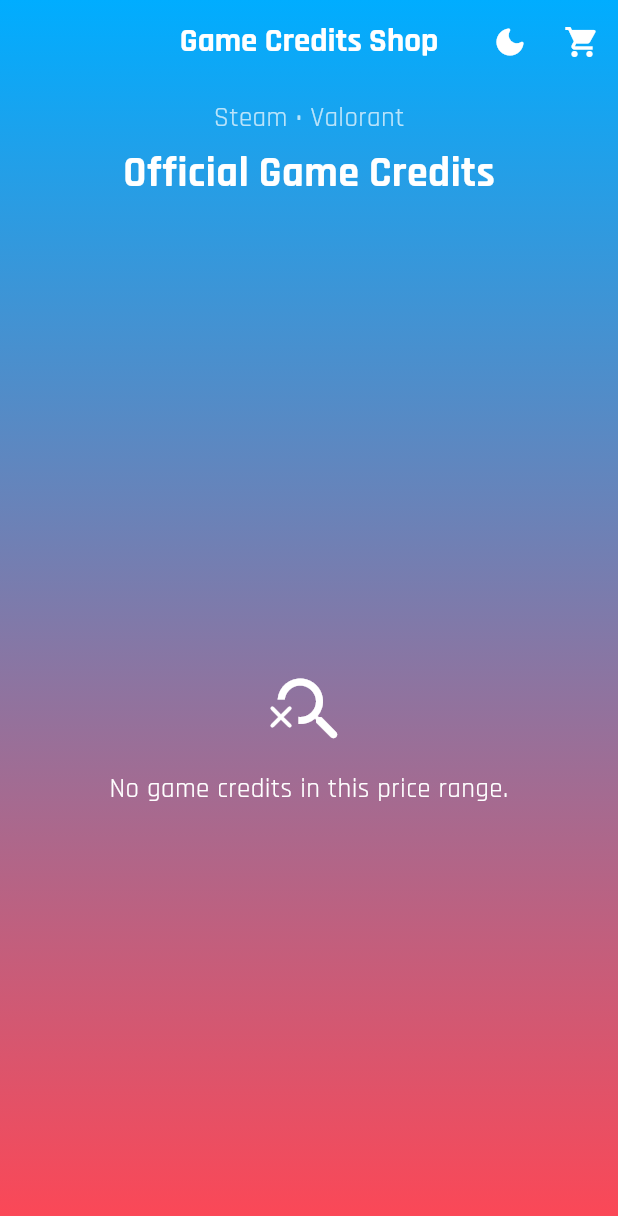
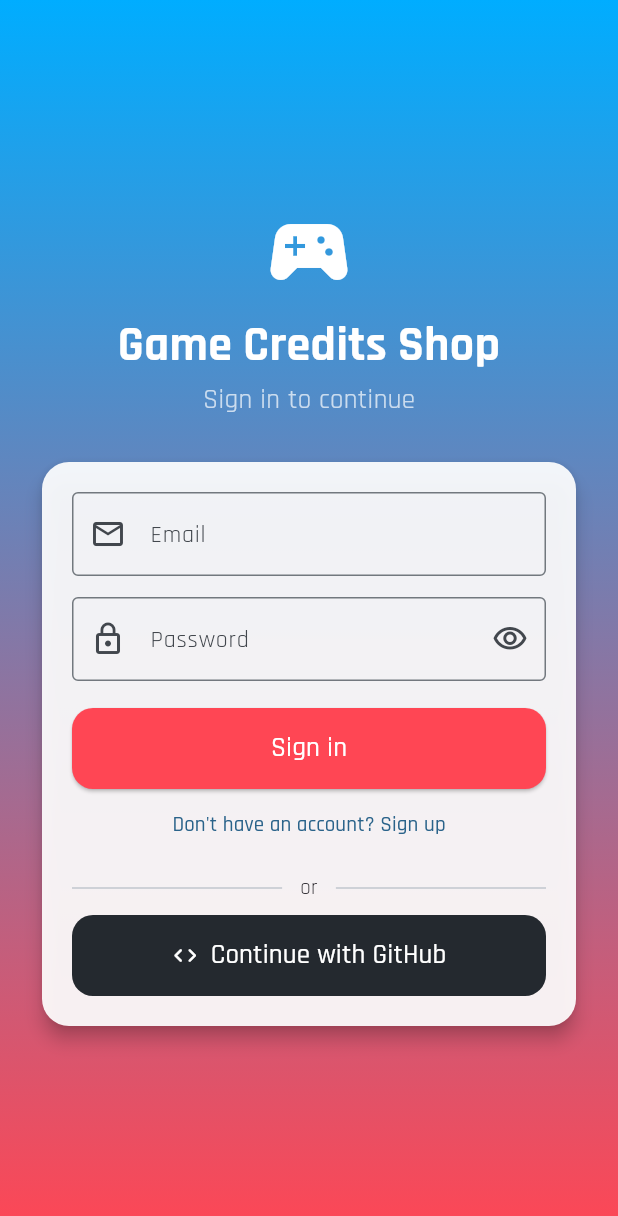
Before and after one commit to Kobee-Nce/Basong-CS-Elective-2, a Flutter app: the screen it shows after launch, on a phone screen of 412 x 824 dp. Shown: the top 1216 px of the screen. Run offline on Flutter 3.47's test engine with Material 3 defaults, Android fonts, the phone set to English and light mode, and no system bars; our stand-ins replace go_router, google_fonts, supabase_flutter; accounts and stored records are empty.

Commit message:
Add Supabase Auth with email and GitHub sign-in
- AuthController listens to onAuthStateChange
- Login screen with email/password sign in and sign up
- GitHub OAuth as the additional third-party provider
- Router redirects signed-out users to /login
- Account menu with sign out on the home screen
- Register io.supabase.gamecreditsshop redirect scheme on macOS, iOS, Android
- Optional SQL to restrict product reads to signed-in users

Co-Authored-By: Claude Opus 5.5 <noreply@anthropic.com>
Claude-Session: https://claude.ai/code/session_01L6gdef9r2m3mL3bDjtcZxu

```diff
--- a/lib/main.dart
+++ b/lib/main.dart
@@ -3,6 +3,7 @@ import 'package:supabase_flutter/supabase_flutter.dart';
 
 import 'config/supabase_config.dart';
 import 'router.dart';
+import 'state/auth_controller.dart';
 import 'theme/app_theme.dart';
 
 Future<void> main() async {
@@ -15,6 +16,9 @@ Future<void> main() async {
       url: SupabaseConfig.url,
       anonKey: SupabaseConfig.anonKey,
     );
+
+    // Start listening for sign-in / sign-out (incl. the GitHub redirect).
+    AuthController.instance.init();
   }
 
   runApp(const GameCreditsShop());
--- a/lib/router.dart
+++ b/lib/router.dart
@@ -5,12 +5,36 @@ import 'models/game_credit.dart';
 import 'screens/cart_screen.dart';
 import 'screens/checkout_confirmation_screen.dart';
 import 'screens/home_screen.dart';
+import 'screens/login_screen.dart';
 import 'screens/product_detail_screen.dart';
+import 'state/auth_controller.dart';
 import 'state/products_controller.dart';
 import 'theme/app_theme.dart';
 
 final GoRouter router = GoRouter(
+  // Re-run `redirect` whenever the user signs in or out.
+  refreshListenable: AuthController.instance,
+
+  // Signed out → only the login screen. Signed in → never the login screen.
+  redirect: (context, state) {
+    final signedIn = AuthController.instance.isSignedIn;
+    final atLogin = state.matchedLocation == '/login';
+
+    if (!signedIn && !atLogin) return '/login';
+    if (signedIn && atLogin) return '/';
+    return null;
+  },
+
+  // The GitHub redirect link (io.supabase.gamecreditsshop://login-callback)
+  // can reach the router too. Supabase handles it, so just go home.
+  onException: (context, state, router) => router.go('/'),
+
   routes: [
+    GoRoute(
+      path: '/login',
+      builder: (context, state) => const LoginScreen(),
+    ),
+
     GoRoute(
       path: '/',
       builder: (context, state) => const HomeScreen(),
--- /dev/null
+++ b/lib/screens/login_screen.dart
@@ -0,0 +1,288 @@
+import 'package:flutter/material.dart';
+
+import '../state/auth_controller.dart';
+import '../theme/app_theme.dart';
+
+/// Email + password sign in / sign up, plus "Continue with GitHub".
+/// The router leaves this screen on its own once a session exists.
+class LoginScreen extends StatefulWidget {
+  const LoginScreen({super.key});
+
+  @override
+  State<LoginScreen> createState() => _LoginScreenState();
+}
+
+class _LoginScreenState extends State<LoginScreen> {
+  final auth = AuthController.instance;
+
+  final _formKey = GlobalKey<FormState>();
+  final _email = TextEditingController();
+  final _password = TextEditingController();
+
+  bool _isSignUp = false;
+  bool _hidePassword = true;
+
+  @override
+  void dispose() {
+    _email.dispose();
+    _password.dispose();
+    super.dispose();
+  }
+
+  Future<void> _submitEmail() async {
+    if (!_formKey.currentState!.validate()) return;
+
+    final email = _email.text.trim();
+    final password = _password.text;
+
+    if (_isSignUp) {
+      await auth.signUpWithEmail(email, password);
+      // Account needs confirming → switch back to the sign-in form.
+      if (auth.info != null && mounted) {
+        setState(() => _isSignUp = false);
+      }
+    } else {
+      await auth.signInWithEmail(email, password);
+    }
+  }
+
+  void _toggleMode() {
+    auth.clearMessages();
+    setState(() => _isSignUp = !_isSignUp);
+  }
+
+  @override
+  Widget build(BuildContext context) {
+    final isDark = Theme.of(context).brightness == Brightness.dark;
+
+    return Scaffold(
+      body: Container(
+        decoration: BoxDecoration(
+          gradient: isDark ? AppTheme.darkGradient : AppTheme.lightGradient,
+        ),
+        child: SafeArea(
+          child: Center(
+            child: SingleChildScrollView(
+              padding: const EdgeInsets.all(24),
+              child: ConstrainedBox(
+                constraints: const BoxConstraints(maxWidth: 420),
+                child: ListenableBuilder(
+                  listenable: auth,
+                  builder: (context, _) => _buildCard(),
+                ),
+              ),
+            ),
+          ),
+        ),
+      ),
+    );
+  }
+
+  Widget _buildCard() {
+    final busy = auth.isLoading;
+
+    return Column(
+      mainAxisSize: MainAxisSize.min,
+      children: [
+        const Icon(Icons.sports_esports_rounded, color: Colors.white, size: 64),
+
+        const SizedBox(height: 8),
+
+        const Text(
+          'Game Credits Shop',
+          textAlign: TextAlign.center,
+          style: TextStyle(
+            color: Colors.white,
+            fontSize: 32,
+            fontWeight: FontWeight.bold,
+          ),
+        ),
+
+        Text(
+          _isSignUp ? 'Create your account' : 'Sign in to continue',
+          style: const TextStyle(color: Colors.white70, fontSize: 18),
+        ),
+
+        const SizedBox(height: 24),
+
+        Card(
+          child: Padding(
+            padding: const EdgeInsets.all(20),
+            child: Form(
+              key: _formKey,
+              child: Column(
+                crossAxisAlignment: CrossAxisAlignment.stretch,
+                children: [
+                  TextFormField(
+                    controller: _email,
+                    enabled: !busy,
+                    keyboardType: TextInputType.emailAddress,
+                    autofillHints: const [AutofillHints.email],
+                    decoration: const InputDecoration(
+                      labelText: 'Email',
+                      prefixIcon: Icon(Icons.email_outlined),
+                      border: OutlineInputBorder(),
+                    ),
+                    validator: (value) {
+                      final v = value?.trim() ?? '';
+                      if (v.isEmpty) return 'Enter your email';
+                      if (!v.contains('@') || !v.contains('.')) {
+                        return 'Enter a valid email';
+                      }
+                      return null;
+                    },
+                  ),
+
+                  const SizedBox(height: 14),
+
+                  TextFormField(
+                    controller: _password,
+                    enabled: !busy,
+                    obscureText: _hidePassword,
+                    autofillHints: const [AutofillHints.password],
+                    onFieldSubmitted: (_) => _submitEmail(),
+                    decoration: InputDecoration(
+                      labelText: 'Password',
+                      prefixIcon: const Icon(Icons.lock_outline),
+                      border: const OutlineInputBorder(),
+                      suffixIcon: IconButton(
+                        onPressed: () =>
+                            setState(() => _hidePassword = !_hidePassword),
+                        icon: Icon(
+                          _hidePassword
+                              ? Icons.visibility_outlined
+                              : Icons.visibility_off_outlined,
+                        ),
+                      ),
+                    ),
+                    validator: (value) {
+                      if ((value ?? '').isEmpty) return 'Enter your password';
+                      // Supabase's default minimum password length.
+                      if (_isSignUp && value!.length < 6) {
+                        return 'Use at least 6 characters';
+                      }
+                      return null;
+                    },
+                  ),
+
+                  if (auth.error != null) ...[
+                    const SizedBox(height: 14),
+                    _Notice(
+                      text: auth.error!,
+                      color: AppTheme.valorantRed,
+                      icon: Icons.error_outline,
+                    ),
+                  ],
+
+                  if (auth.info != null) ...[
+                    const SizedBox(height: 14),
+                    _Notice(
+                      text: auth.info!,
+                      color: Colors.green.shade700,
+                      icon: Icons.mark_email_read_outlined,
+                    ),
+                  ],
+
+                  const SizedBox(height: 18),
+
+                  ElevatedButton(
+                    onPressed: busy ? null : _submitEmail,
+                    child: busy
+                        ? const SizedBox(
+                            width: 22,
+                            height: 22,
+                            child: CircularProgressIndicator(
+                              strokeWidth: 2.5,
+                              color: Colors.white,
+                            ),
+                          )
+                        : Text(
+                            _isSignUp ? 'Create account' : 'Sign in',
+                            style: const TextStyle(fontSize: 18),
+                          ),
+                  ),
+
+                  TextButton(
+                    onPressed: busy ? null : _toggleMode,
+                    child: Text(
+                      _isSignUp
+                          ? 'Already have an account? Sign in'
+                          : "Don't have an account? Sign up",
+                    ),
+                  ),
+
+                  const Padding(
+                    padding: EdgeInsets.symmetric(vertical: 8),
+                    child: Row(
+                      children: [
+                        Expanded(child: Divider()),
+                        Padding(
+                          padding: EdgeInsets.symmetric(horizontal: 12),
+                          child: Text('or'),
+                        ),
+                        Expanded(child: Divider()),
+                      ],
+                    ),
+                  ),
+
+                  // Third-party provider (activity requirement).
+                  OutlinedButton.icon(
+                    onPressed: busy ? null : auth.signInWithGitHub,
+                    style: OutlinedButton.styleFrom(
+                      padding: const EdgeInsets.symmetric(vertical: 14),
+                      backgroundColor: const Color(0xFF24292F),
+                      foregroundColor: Colors.white,
+                      side: BorderSide.none,
+                      shape: RoundedRectangleBorder(
+                        borderRadius: BorderRadius.circular(14),
+                      ),
+                    ),
+                    icon: const Icon(Icons.code_rounded),
+                    label: const Text(
+                      'Continue with GitHub',
+                      style: TextStyle(fontSize: 18),
+                    ),
+                  ),
+                ],
+              ),
+            ),
+          ),
+        ),
+      ],
+    );
+  }
+}
+
+class _Notice extends StatelessWidget {
+  final String text;
+  final Color color;
+  final IconData icon;
+
+  const _Notice({
+    required this.text,
+    required this.color,
+    required this.icon,
+  });
+
+  @override
+  Widget build(BuildContext context) {
+    return Container(
+      padding: const EdgeInsets.all(12),
+      decoration: BoxDecoration(
+        color: color.withOpacity(.12),
+        borderRadius: BorderRadius.circular(12),
+        border: Border.all(color: color.withOpacity(.5)),
+      ),
+      child: Row(
+        crossAxisAlignment: CrossAxisAlignment.start,
+        children: [
+          Icon(icon, color: color, size: 20),
+          const SizedBox(width: 8),
+          Expanded(
+            child: Text(text, style: TextStyle(color: color)),
+          ),
+        ],
+      ),
+    );
+  }
+}
--- /dev/null
+++ b/lib/state/auth_controller.dart
@@ -0,0 +1,138 @@
+import 'dart:async';
+
+import 'package:flutter/foundation.dart';
+import 'package:supabase_flutter/supabase_flutter.dart';
+
+import '../config/supabase_config.dart';
+
+/// Signed-in user + sign-in/sign-up/sign-out actions, backed by Supabase Auth.
+///
+/// Same pattern as CartController / ProductsController. The router listens
+/// to this controller, so signing in or out moves the user between the
+/// login screen and the shop automatically.
+class AuthController extends ChangeNotifier {
+  static final AuthController instance = AuthController._();
+
+  AuthController._();
+
+  /// Where GitHub (through Supabase) sends the user back after signing in.
+  /// The same scheme is registered in macos/ios Info.plist and
+  /// AndroidManifest.xml, and must be added in Supabase under
+  /// Authentication → URL Configuration → Redirect URLs.
+  static const String oauthRedirect =
+      'io.supabase.gamecreditsshop://login-callback/';
+
+  StreamSubscription<AuthState>? _subscription;
+
+  bool isLoading = false;
+  String? error;
+
+  /// Shown after sign-up when Supabase still needs the email confirmed.
+  String? info;
+
+  GoTrueClient get _auth => Supabase.instance.client.auth;
+
+  User? get user =>
+      SupabaseConfig.isConfigured ? _auth.currentUser : null;
+
+  bool get isSignedIn => user != null;
+
+  /// Call once at startup (after Supabase.initialize).
+  void init() {
+    if (!SupabaseConfig.isConfigured || _subscription != null) return;
+
+    // Fires on sign in, sign out, token refresh, and when the app is
+    // reopened from the GitHub redirect link.
+    _subscription = _auth.onAuthStateChange.listen(
+      (state) {
+        if (state.event == AuthChangeEvent.signedIn) {
+          isLoading = false;
+          error = null;
+          info = null;
+        }
+        notifyListeners();
+      },
+      onError: (Object e) {
+        isLoading = false;
+        error = _describe(e);
+        notifyListeners();
+      },
+    );
+  }
+
+  Future<void> signInWithEmail(String email, String password) {
+    return _run(() async {
+      await _auth.signInWithPassword(email: email, password: password);
+    });
+  }
+
+  Future<void> signUpWithEmail(String email, String password) {
+    return _run(() async {
+      final response = await _auth.signUp(email: email, password: password);
+
+      // "Confirm email" is on by default in Supabase: the account exists
+      // but there's no session until the link in the email is clicked.
+      if (response.session == null) {
+        info = 'Account created! Check $email for a confirmation link, '
+            'then sign in.';
+      }
+    });
+  }
+
+  /// Opens GitHub in the browser. The result arrives later through
+  /// onAuthStateChange when the redirect link reopens the app.
+  Future<void> signInWithGitHub() {
+    return _run(() async {
+      await _auth.signInWithOAuth(
+        OAuthProvider.github,
+        // On web, Supabase returns to the page that started the sign-in.
+        redirectTo: kIsWeb ? null : oauthRedirect,
+        authScreenLaunchMode: kIsWeb
+            ? LaunchMode.platformDefault
+            : LaunchMode.externalApplication,
+      );
+    });
+  }
+
+  Future<void> signOut() => _run(_auth.signOut);
+
+  void clearMessages() {
+    error = null;
+    info = null;
+    notifyListeners();
+  }
+
+  Future<void> _run(Future<void> Function() action) async {
+    if (!SupabaseConfig.isConfigured) {
+      error = 'Supabase is not configured yet. Add your project URL and '
+          'anon key in lib/config/supabase_config.dart.';
+      notifyListeners();
+      return;
+    }
+
+    isLoading = true;
+    error = null;
+    info = null;
+    notifyListeners();
+
+    try {
+      await action();
+    } catch (e) {
+      error = _describe(e);
+    } finally {
+      isLoading = false;
+      notifyListeners();
+    }
+  }
+
+  String _describe(Object e) {
+    if (e is AuthException) return e.message;
+    return 'Something went wrong. Check your internet connection.\n($e)';
+  }
+
+  @override
+  void dispose() {
+    _subscription?.cancel();
+    super.dispose();
+  }
+}
```
Also changed, not shown: lib/screens/home_screen.dart (+34 -0 lines), 6 other files.
